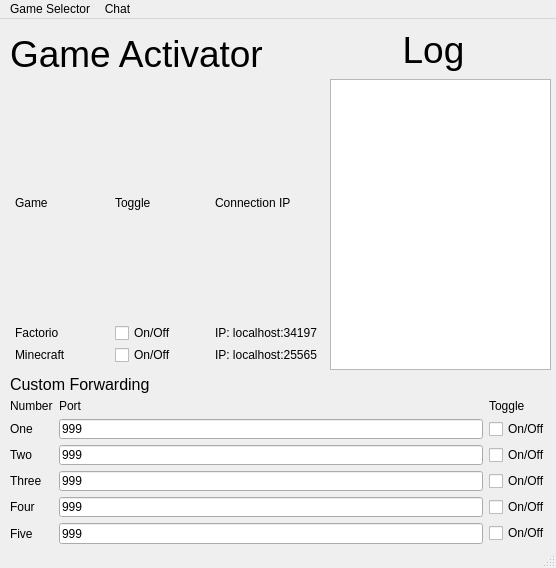
The window that src/main/python/main.ui (Mac898/MagmaGameClient) describes before a commit, drawn with Qt 5.
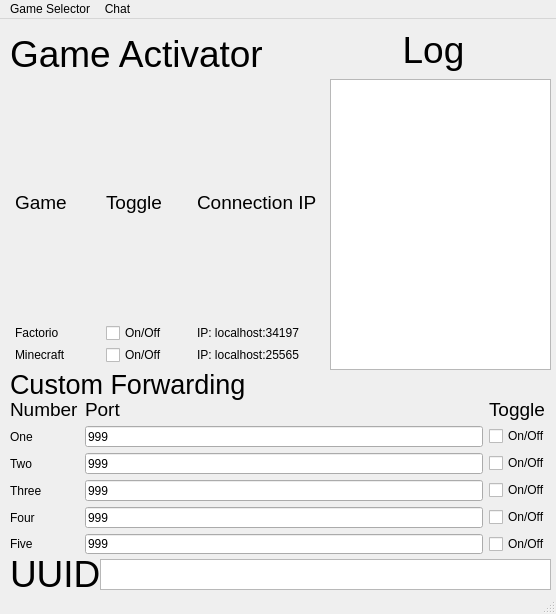
The same window after the commit.

Diff of the .ui file:
```diff
--- a/src/main/python/main.ui
+++ b/src/main/python/main.ui
@@ -7,7 +7,7 @@
     <x>0</x>
     <y>0</y>
     <width>556</width>
-    <height>568</height>
+    <height>614</height>
    </rect>
   </property>
   <property name="windowTitle">
@@ -43,7 +43,7 @@
     </property>
     <property name="font">
      <font>
-      <pointsize>12</pointsize>
+      <pointsize>20</pointsize>
      </font>
     </property>
     <property name="text">
@@ -56,7 +56,7 @@
       <x>10</x>
       <y>380</y>
       <width>541</width>
-      <height>145</height>
+      <height>155</height>
      </rect>
     </property>
     <layout class="QGridLayout" name="gridLayout">
@@ -167,6 +167,11 @@
      </item>
      <item row="0" column="0">
       <widget class="QLabel" name="label_11">
+       <property name="font">
+        <font>
+         <pointsize>14</pointsize>
+        </font>
+       </property>
        <property name="text">
         <string>Number</string>
        </property>
@@ -174,6 +179,11 @@
      </item>
      <item row="0" column="1">
       <widget class="QLabel" name="label_12">
+       <property name="font">
+        <font>
+         <pointsize>14</pointsize>
+        </font>
+       </property>
        <property name="text">
         <string>Port</string>
        </property>
@@ -181,6 +191,11 @@
      </item>
      <item row="0" column="2">
       <widget class="QLabel" name="label_13">
+       <property name="font">
+        <font>
+         <pointsize>14</pointsize>
+        </font>
+       </property>
        <property name="text">
         <string>Toggle</string>
        </property>
@@ -291,6 +306,11 @@
      </item>
      <item row="0" column="0">
       <widget class="QLabel" name="label_14">
+       <property name="font">
+        <font>
+         <pointsize>14</pointsize>
+        </font>
+       </property>
        <property name="text">
         <string>Game</string>
        </property>
@@ -298,6 +318,11 @@
      </item>
      <item row="0" column="1">
       <widget class="QLabel" name="label_15">
+       <property name="font">
+        <font>
+         <pointsize>14</pointsize>
+        </font>
+       </property>
        <property name="text">
         <string>Toggle</string>
        </property>
@@ -305,6 +330,11 @@
      </item>
      <item row="0" column="2">
       <widget class="QLabel" name="label_16">
+       <property name="font">
+        <font>
+         <pointsize>14</pointsize>
+        </font>
+       </property>
        <property name="text">
         <string>Connection IP</string>
        </property>
@@ -312,6 +342,34 @@
      </item>
     </layout>
    </widget>
+   <widget class="QLabel" name="label_17">
+    <property name="geometry">
+     <rect>
+      <x>10</x>
+      <y>530</y>
+      <width>121</width>
+      <height>50</height>
+     </rect>
+    </property>
+    <property name="font">
+     <font>
+      <pointsize>28</pointsize>
+     </font>
+    </property>
+    <property name="text">
+     <string>UUID</string>
+    </property>
+   </widget>
+   <widget class="QTextBrowser" name="textBrowser_2">
+    <property name="geometry">
+     <rect>
+      <x>100</x>
+      <y>540</y>
+      <width>451</width>
+      <height>31</height>
+     </rect>
+    </property>
+   </widget>
   </widget>
   <widget class="QMenuBar" name="menubar">
    <property name="geometry">
```
